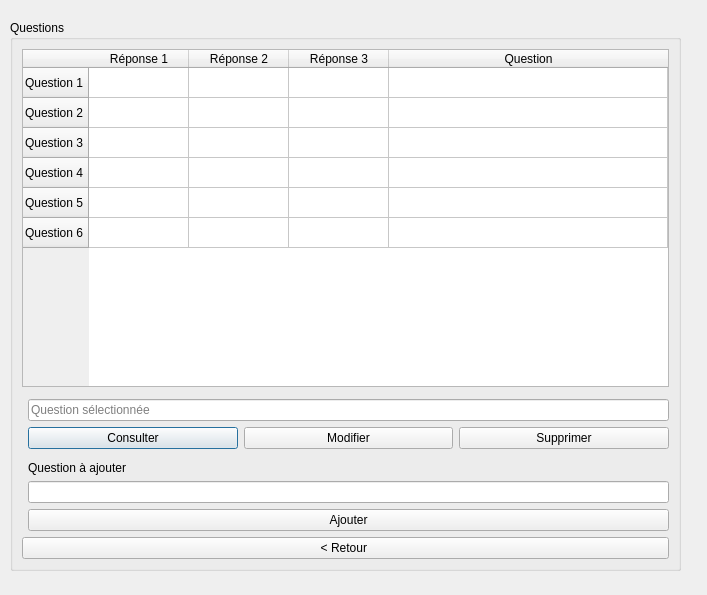
First picture: the form in menuquestion.ui, repository G4bleb/salt-n-pepper, before the edit.
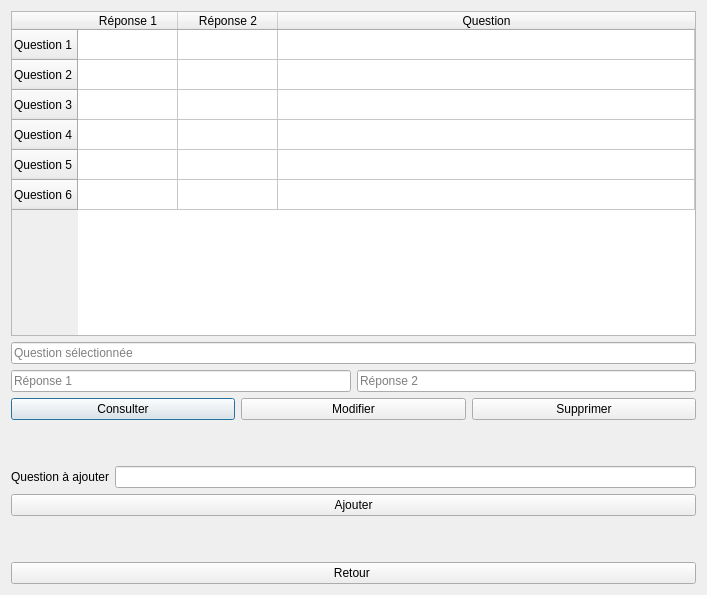
Second picture: the form after the edit.

```diff
--- a/menuquestion.ui
+++ b/menuquestion.ui
@@ -11,27 +11,14 @@
    </rect>
   </property>
   <property name="windowTitle">
-   <string>Dialog</string>
-  </property>
-  <widget class="QGroupBox" name="groupBox">
-   <property name="geometry">
-    <rect>
-     <x>10</x>
-     <y>20</y>
-     <width>671</width>
-     <height>551</height>
-    </rect>
-   </property>
-   <property name="title">
-    <string>Questions</string>
+   <string>Question</string>
    </property>
    <layout class="QVBoxLayout" name="verticalLayout">
     <item>
-     <layout class="QGridLayout" name="gridLayout_3">
-      <item row="0" column="0">
-       <layout class="QHBoxLayout" name="horizontalLayout_29">
-        <item>
          <widget class="QTableWidget" name="tableWidget_7">
+     <property name="cornerButtonEnabled">
+      <bool>true</bool>
+     </property>
           <attribute name="horizontalHeaderCascadingSectionResizes">
            <bool>false</bool>
           </attribute>
@@ -90,11 +77,6 @@
             <string>Réponse 2</string>
            </property>
           </column>
-          <column>
-           <property name="text">
-            <string>Réponse 3</string>
-           </property>
-          </column>
           <column>
            <property name="text">
             <string>Question</string>
@@ -102,24 +84,36 @@
           </column>
          </widget>
         </item>
-       </layout>
-      </item>
-      <item row="1" column="0">
-       <layout class="QHBoxLayout" name="horizontalLayout_30">
         <item>
-         <layout class="QFormLayout" name="formLayout_13">
-          <item row="0" column="0">
-           <layout class="QHBoxLayout" name="horizontalLayout_31"/>
-          </item>
-          <item row="2" column="1">
            <widget class="QLineEdit" name="lineEdit_23">
             <property name="placeholderText">
              <string>Question sélectionnée</string>
             </property>
            </widget>
           </item>
-          <item row="3" column="1">
-           <layout class="QHBoxLayout" name="horizontalLayout_32">
+   <item>
+    <layout class="QHBoxLayout" name="horizontalLayout_2">
+     <item>
+      <widget class="QLineEdit" name="lineEdit_25">
+       <property name="text">
+        <string/>
+       </property>
+       <property name="placeholderText">
+        <string>Réponse 1</string>
+       </property>
+      </widget>
+     </item>
+     <item>
+      <widget class="QLineEdit" name="lineEdit_26">
+       <property name="placeholderText">
+        <string>Réponse 2</string>
+       </property>
+      </widget>
+     </item>
+    </layout>
+   </item>
+   <item>
+    <layout class="QHBoxLayout" name="horizontalLayout">
             <item>
              <widget class="QPushButton" name="pushButton_23">
               <property name="text">
@@ -143,55 +137,67 @@
             </item>
            </layout>
           </item>
-          <item row="4" column="1">
-           <layout class="QHBoxLayout" name="horizontalLayout_33"/>
-          </item>
-         </layout>
-        </item>
-       </layout>
-      </item>
-      <item row="2" column="0">
-       <layout class="QFormLayout" name="formLayout_14">
+   <item>
+    <spacer name="verticalSpacer">
+     <property name="orientation">
+      <enum>Qt::Vertical</enum>
+     </property>
+     <property name="sizeType">
+      <enum>QSizePolicy::Preferred</enum>
+     </property>
+     <property name="sizeHint" stdset="0">
+      <size>
+       <width>20</width>
+       <height>40</height>
+      </size>
+     </property>
+    </spacer>
+   </item>
+   <item>
+    <layout class="QFormLayout" name="formLayout">
         <item row="0" column="0">
-         <layout class="QHBoxLayout" name="horizontalLayout_34"/>
-        </item>
-        <item row="3" column="0">
-         <layout class="QHBoxLayout" name="horizontalLayout_35"/>
-        </item>
-        <item row="3" column="1">
-         <layout class="QHBoxLayout" name="horizontalLayout_36">
-          <item>
-           <widget class="QPushButton" name="pushButton_26">
-            <property name="text">
-             <string>Ajouter</string>
-            </property>
-           </widget>
-          </item>
-         </layout>
-        </item>
-        <item row="2" column="1">
-         <widget class="QLineEdit" name="lineEdit_24"/>
-        </item>
-        <item row="0" column="1">
          <widget class="QLabel" name="label_21">
           <property name="text">
            <string>Question à ajouter</string>
           </property>
          </widget>
         </item>
-       </layout>
-      </item>
-     </layout>
-    </item>
+     <item row="0" column="1">
+      <widget class="QLineEdit" name="lineEdit_24"/>
+     </item>
+     <item row="1" column="0" colspan="2">
+      <widget class="QPushButton" name="pushButton_26">
+       <property name="text">
+        <string>Ajouter</string>
+       </property>
+      </widget>
+     </item>
+    </layout>
+   </item>
+   <item>
+    <spacer name="verticalSpacer_2">
+     <property name="orientation">
+      <enum>Qt::Vertical</enum>
+     </property>
+     <property name="sizeType">
+      <enum>QSizePolicy::Preferred</enum>
+     </property>
+     <property name="sizeHint" stdset="0">
+      <size>
+       <width>20</width>
+       <height>40</height>
+      </size>
+     </property>
+    </spacer>
+   </item>
     <item>
      <widget class="QPushButton" name="pushButton_returnMainMenu">
       <property name="text">
-       <string>&lt; Retour </string>
+      <string>Retour </string>
       </property>
      </widget>
     </item>
    </layout>
-  </widget>
  </widget>
  <resources/>
  <connections/>
```
Lines whose indentation alone changed are shown as unchanged.
